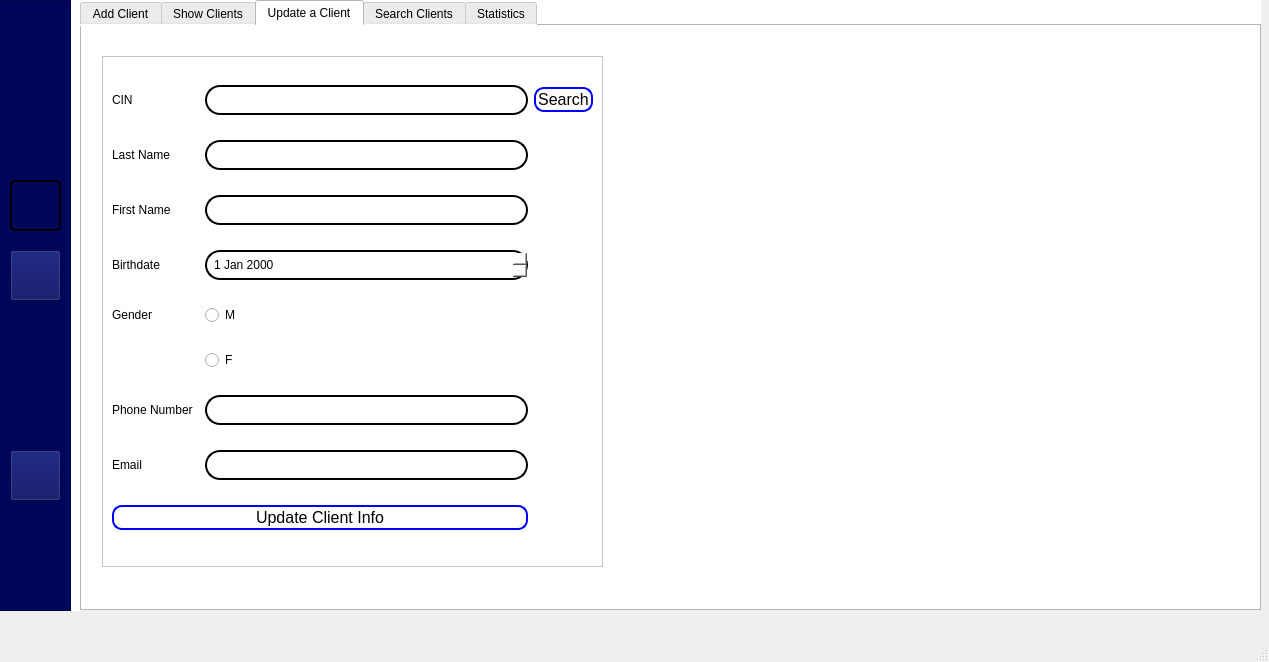
Projet-CPP-2A6/Nautica, file mainwindow.ui: the form before one commit.
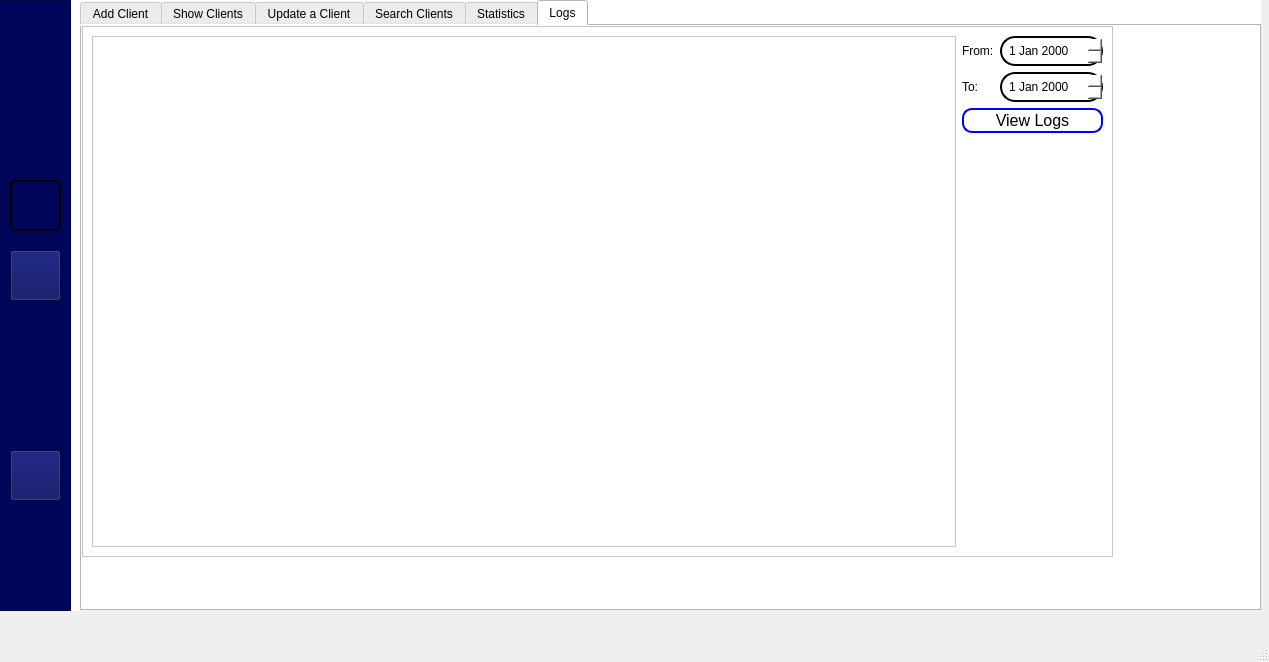
The form after the commit. The open tabs and pages were chosen to show the change. Icons and pictures are not drawn.

Patch:
```diff
--- a/mainwindow.ui
+++ b/mainwindow.ui
@@ -2773,6 +2773,99 @@
         </property>
        </widget>
       </widget>
+      <widget class="QWidget" name="tab_10">
+       <attribute name="title">
+        <string>Logs</string>
+       </attribute>
+       <widget class="QFrame" name="frame_15">
+        <property name="geometry">
+         <rect>
+          <x>0</x>
+          <y>0</y>
+          <width>1031</width>
+          <height>531</height>
+         </rect>
+        </property>
+        <property name="frameShape">
+         <enum>QFrame::StyledPanel</enum>
+        </property>
+        <property name="frameShadow">
+         <enum>QFrame::Raised</enum>
+        </property>
+        <layout class="QGridLayout" name="gridLayout_5">
+         <item row="0" column="0" rowspan="4">
+          <widget class="QTableView" name="LogsView"/>
+         </item>
+         <item row="0" column="1">
+          <widget class="QLabel" name="label_51">
+           <property name="text">
+            <string>From:</string>
+           </property>
+          </widget>
+         </item>
+         <item row="0" column="2">
+          <widget class="QDateEdit" name="startDate">
+           <property name="styleSheet">
+            <string notr="true">QDateEdit {
+    border: 2px solid black; 
+    border-radius: 15px;
+    padding: 5px;
+    background-color: rgba(255, 255, 255);
+    color: black;
+}
+
+QDateEdit:focus {
+    border-color: black; 
+    background-color: rgba(248, 248, 248, 1); 
+}
+</string>
+           </property>
+          </widget>
+         </item>
+         <item row="1" column="1">
+          <widget class="QLabel" name="label_52">
+           <property name="text">
+            <string>To:</string>
+           </property>
+          </widget>
+         </item>
+         <item row="1" column="2">
+          <widget class="QDateEdit" name="endDate">
+           <property name="styleSheet">
+            <string notr="true">QDateEdit {
+    border: 2px solid black; 
+    border-radius: 15px;
+    padding: 5px;
+    background-color: rgba(255, 255, 255);
+    color: black;
+}
+
+QDateEdit:focus {
+    border-color: black; 
+    background-color: rgba(248, 248, 248, 1); 
+}
+</string>
+           </property>
+          </widget>
+         </item>
+         <item row="2" column="1" colspan="2">
+          <widget class="QPushButton" name="ViewLogsButton">
+           <property name="styleSheet">
+            <string notr="true">background-color: #ffffff; /* Fond blanc */
+border: 2px solid blue; /* Bordure bleue */
+border-radius: 10px; /* Coins arrondis */
+padding: 1px 2px; /* Espacement intérieur */
+color: black; /* Couleur du texte */
+font-size: 16px; /* Taille de la police */</string>
+           </property>
+           <property name="text">
+            <string>View Logs</string>
+           </property>
+          </widget>
+         </item>
+        </layout>
+       </widget>
+      </widget>
      </widget>
     </widget>
     <widget class="QWidget" name="M4">
```
